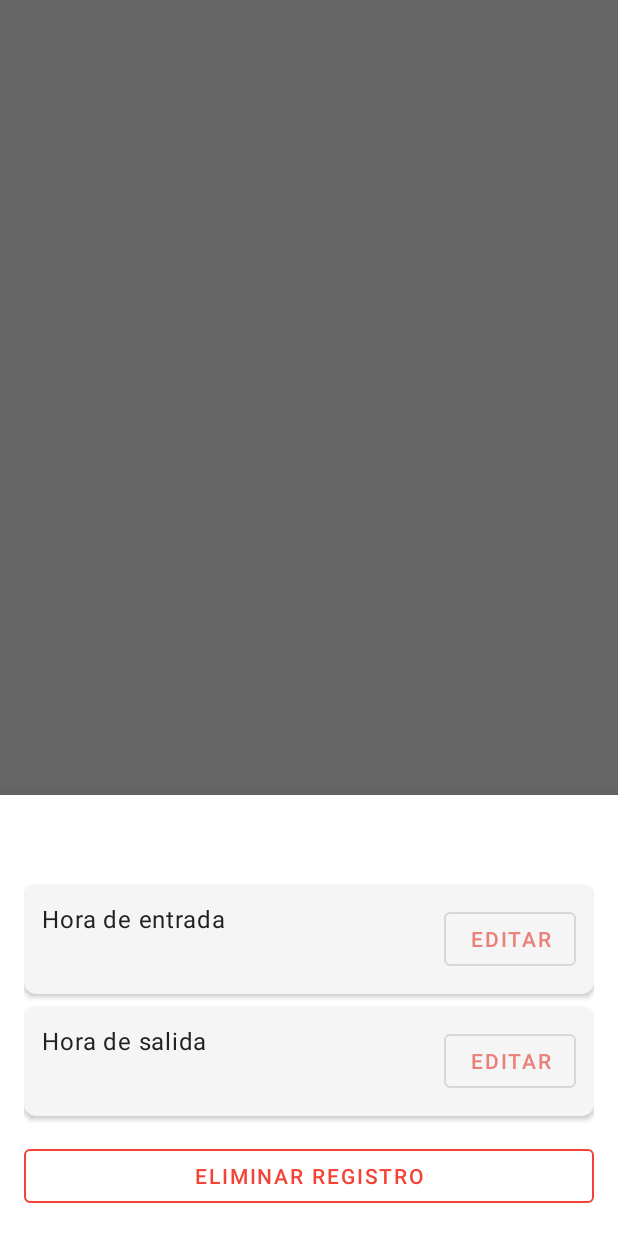
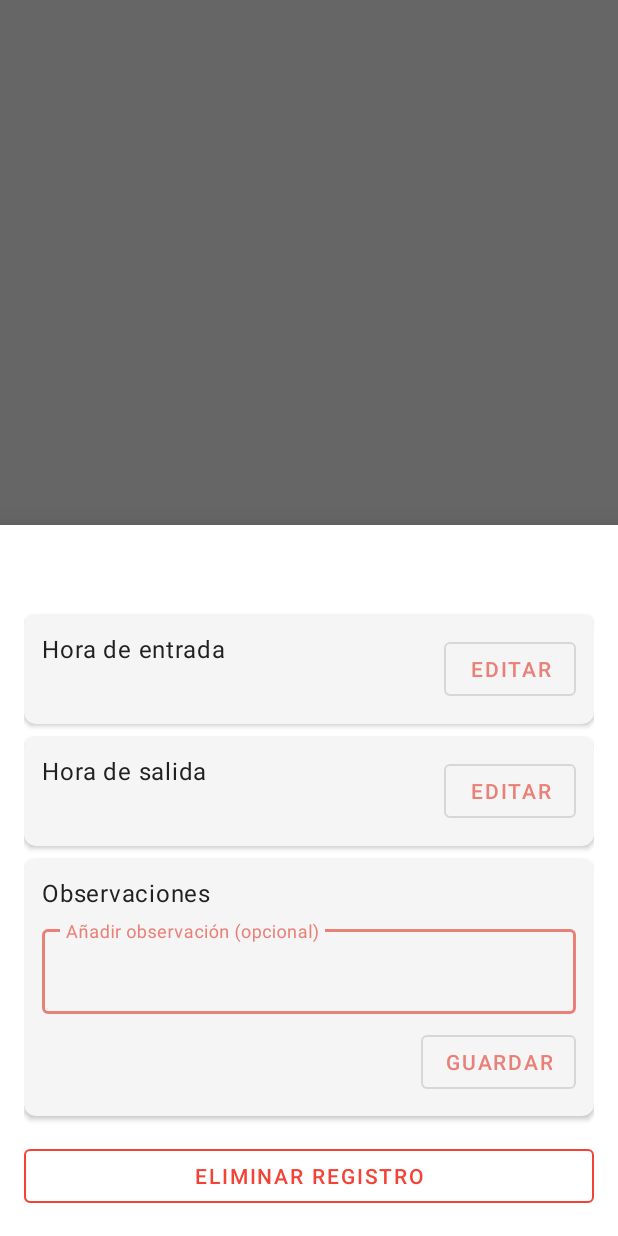
Before and after one commit to lcros-mo/TimeTracking, an Android app: the fragment TimeEditBottomSheet placed in its activity, on a phone screen of 412 x 824 dp. Run offline under Robolectric (Android 15) with nearby library versions, the phone set to English and light mode, and no system bars; our stand-ins replace Room's generated code; 10 statements that could not run were skipped.

Commit message:
more fixes

```diff
--- a/app/src/main/java/com/timetracking/app/core/di/ServiceLocator.kt
+++ b/app/src/main/java/com/timetracking/app/core/di/ServiceLocator.kt
@@ -11,7 +11,7 @@ import com.timetracking.app.core.network.AuthApi
 import com.timetracking.app.ui.auth.LoginViewModel
 import com.timetracking.app.ui.history.HistoryViewModel
 import com.timetracking.app.core.utils.PDFManager
-import com.timetracking.app.ui.main.MainViewModel
+import com.timetracking.app.ui.home.MainViewModel
 import okhttp3.OkHttpClient
 import retrofit2.Retrofit
 import retrofit2.converter.gson.GsonConverterFactory
--- a/app/src/main/java/com/timetracking/app/ui/home/MainActivity.kt
+++ b/app/src/main/java/com/timetracking/app/ui/home/MainActivity.kt
@@ -9,17 +9,14 @@ import android.view.View
 import android.view.animation.AnimationUtils
 import android.widget.Toast
 import androidx.activity.viewModels
+import androidx.appcompat.app.AlertDialog
 import androidx.appcompat.app.AppCompatActivity
 import androidx.lifecycle.lifecycleScope
-import com.google.android.gms.auth.api.signin.GoogleSignIn
-import com.google.android.gms.auth.api.signin.GoogleSignInOptions
-import com.google.firebase.auth.FirebaseAuth
 import com.timetracking.app.R
 import com.timetracking.app.core.di.ServiceLocator
 import com.timetracking.app.databinding.ActivityMainBinding
 import com.timetracking.app.ui.auth.LoginActivity
 import com.timetracking.app.ui.history.HistoryFragment
-import com.timetracking.app.ui.main.MainViewModel
 import kotlinx.coroutines.flow.collectLatest
 import kotlinx.coroutines.launch
 
@@ -84,24 +81,25 @@ class MainActivity : AppCompatActivity() {
         }
 
         binding.logoutButton.setOnClickListener {
-            val googleSignInClient = GoogleSignIn.getClient(this,
-                GoogleSignInOptions.Builder(GoogleSignInOptions.DEFAULT_SIGN_IN)
-                    .requestIdToken(getString(R.string.default_web_client_id))
-                    .requestEmail()
-                    .build()
-            )
-
-            // Cerrar sesión de Google y Firebase
-            googleSignInClient.signOut().addOnCompleteListener {
-                FirebaseAuth.getInstance().signOut()
-                startActivity(Intent(this, LoginActivity::class.java))
-                finish()
-            }
+            logout()
         }
-
 
         binding.historyButton.setOnClickListener {
             navigateToHistory()
+        }
+
+        // Añadir funcionalidad de reinicio manual con pulsación larga
+        binding.mainContent.setOnLongClickListener {
+            AlertDialog.Builder(this)
+                .setTitle("Reiniciar estado")
+                .setMessage("¿Quieres reiniciar el estado de la aplicación? Esto es útil si el botón se ha quedado bloqueado.")
+                .setPositiveButton("Reiniciar") { _, _ ->
+                    viewModel.resetState()
+                    showToast("Estado reiniciado")
+                }
+                .setNegativeButton("Cancelar", null)
+                .show()
+            true
         }
     }
 
--- a/app/src/main/res/layout/bottom_sheet_time_edit.xml
+++ b/app/src/main/res/layout/bottom_sheet_time_edit.xml
@@ -102,14 +102,69 @@
                 style="?attr/materialButtonOutlinedStyle"
                 android:layout_width="wrap_content"
                 android:layout_height="wrap_content"
+                android:minWidth="88dp"
                 android:text="Editar"
                 app:layout_constraintBottom_toBottomOf="parent"
                 app:layout_constraintEnd_toEndOf="parent"
                 app:layout_constraintTop_toTopOf="parent"/>
 
+        </androidx.constraintlayout.widget.ConstraintLayout>
+
+    </com.google.android.material.card.MaterialCardView>
+
+    <com.google.android.material.card.MaterialCardView
+        android:id="@+id/commentCard"
+        android:layout_width="0dp"
+        android:layout_height="wrap_content"
+        android:layout_marginTop="8dp"
+        app:layout_constraintEnd_toEndOf="parent"
+        app:layout_constraintStart_toStartOf="parent"
+        app:layout_constraintTop_toBottomOf="@id/checkOutCard">
+
+        <androidx.constraintlayout.widget.ConstraintLayout
+            android:layout_width="match_parent"
+            android:layout_height="wrap_content"
+            android:padding="12dp">
+
+            <TextView
+                android:id="@+id/commentLabel"
+                android:layout_width="wrap_content"
+                android:layout_height="wrap_content"
+                android:text="Observaciones"
+                android:textAppearance="?attr/textAppearanceBody1"
+                app:layout_constraintStart_toStartOf="parent"
+                app:layout_constraintTop_toTopOf="parent"/>
+
+            <com.google.android.material.textfield.TextInputLayout
+                android:id="@+id/commentInputLayout"
+                style="@style/Widget.MaterialComponents.TextInputLayout.OutlinedBox"
+                android:layout_width="match_parent"
+                android:layout_height="wrap_content"
+                android:layout_marginTop="8dp"
+                app:layout_constraintStart_toStartOf="parent"
+                app:layout_constraintTop_toBottomOf="@id/commentLabel">
+
+                <com.google.android.material.textfield.TextInputEditText
+                    android:id="@+id/commentInput"
+                    android:layout_width="match_parent"
+                    android:layout_height="wrap_content"
+                    android:hint="Añadir observación (opcional)"
+                    android:inputType="textMultiLine"
+                    android:maxLines="3" />
+
+            </com.google.android.material.textfield.TextInputLayout>
+
+            <com.google.android.material.button.MaterialButton
+                android:id="@+id/saveCommentButton"
+                style="?attr/materialButtonOutlinedStyle"
+                android:layout_width="wrap_content"
+                android:layout_height="wrap_content"
+                android:layout_marginTop="8dp"
+                android:text="Guardar"
+                app:layout_constraintEnd_toEndOf="parent"
+                app:layout_constraintTop_toBottomOf="@id/commentInputLayout"/>
 
         </androidx.constraintlayout.widget.ConstraintLayout>
-
     </com.google.android.material.card.MaterialCardView>
 
     <com.google.android.material.button.MaterialButton
@@ -122,6 +177,6 @@
         android:textColor="#F44336"
         app:strokeColor="#F44336"
         app:layout_constraintBottom_toBottomOf="parent"
-        app:layout_constraintTop_toBottomOf="@id/checkOutCard"/>
+        app:layout_constraintTop_toBottomOf="@id/commentCard"/>
 
 </androidx.constraintlayout.widget.ConstraintLayout>
```
Also changed, not shown: app/src/main/java/com/timetracking/app/core/data/repository/TimeRecordRepository.kt (+7 -0 lines), app/src/main/java/com/timetracking/app/core/utils/PDFManager.kt (+79 -31 lines), app/src/main/java/com/timetracking/app/ui/history/TimeEditBottomSheet.kt (+34 -1 lines), app/src/main/java/com/timetracking/app/ui/home/MainViewModel.kt (+16 -1 lines).
